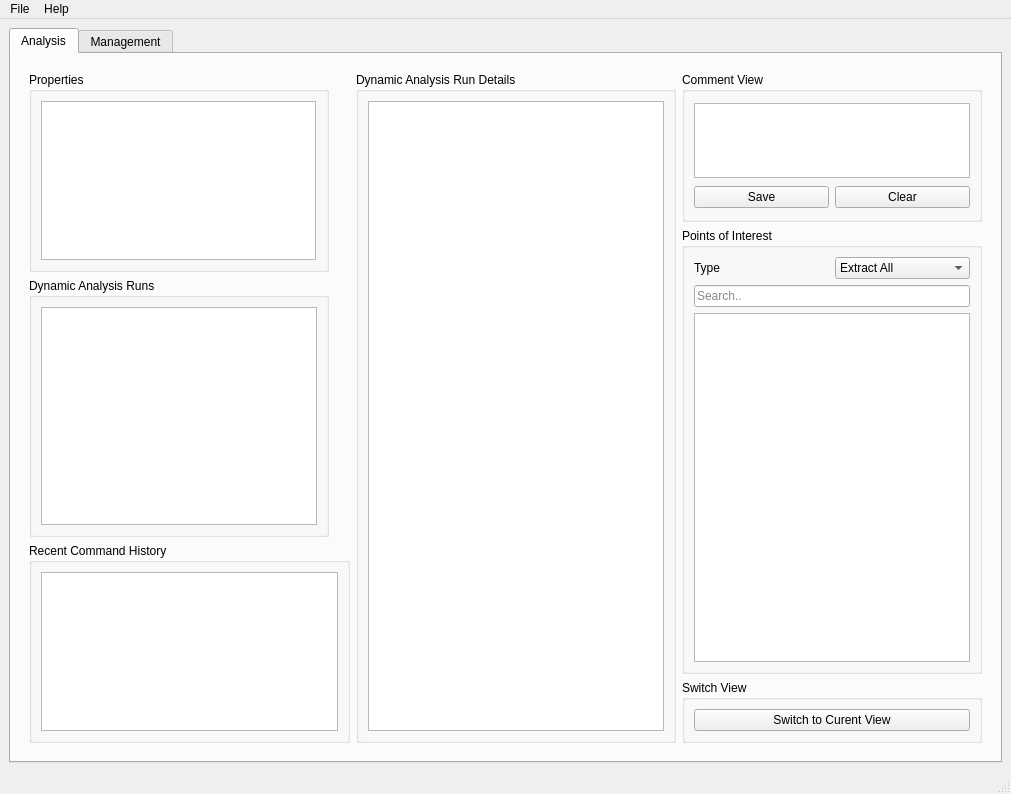
The window that src/GUI/ui_files/BATT5_GUI.ui (adalio0/BATT5) describes before a commit, drawn with Qt 5.
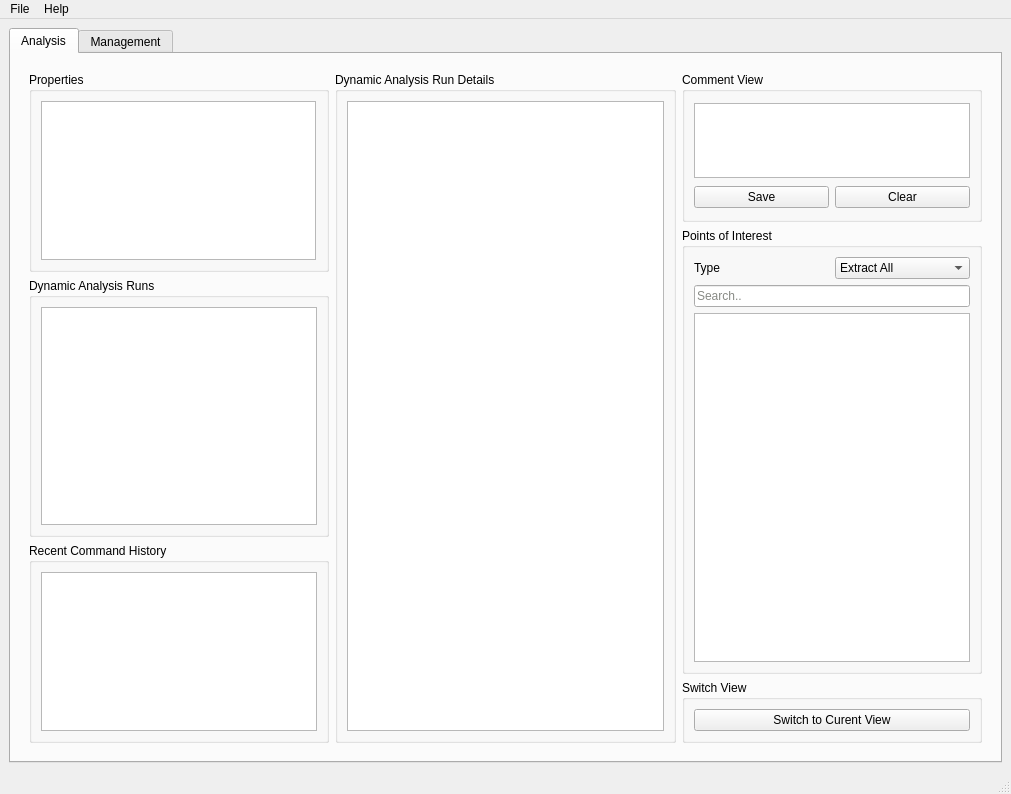
The same window after the commit. The open tabs and pages were chosen to show the change.

```diff
--- a/src/GUI/ui_files/BATT5_GUI.ui
+++ b/src/GUI/ui_files/BATT5_GUI.ui
@@ -640,7 +640,7 @@
                <widget class="QGroupBox" name="recentCmd_box">
                 <property name="maximumSize">
                  <size>
-                  <width>16777215</width>
+                  <width>300</width>
                   <height>200</height>
                  </size>
                 </property>
```
